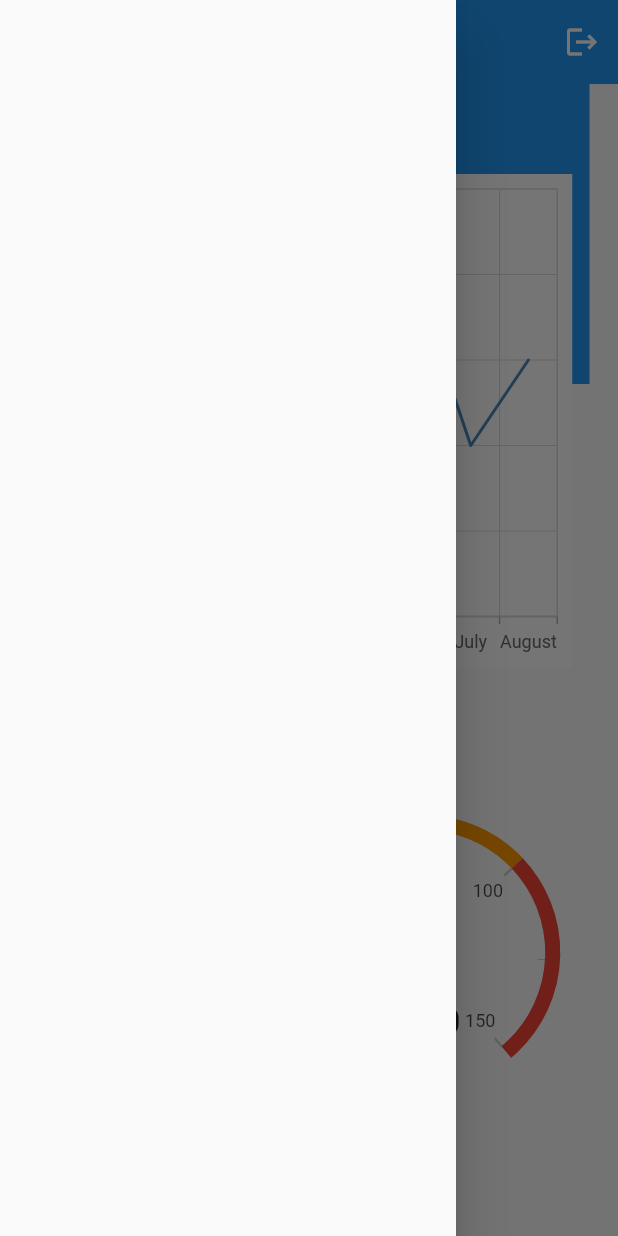
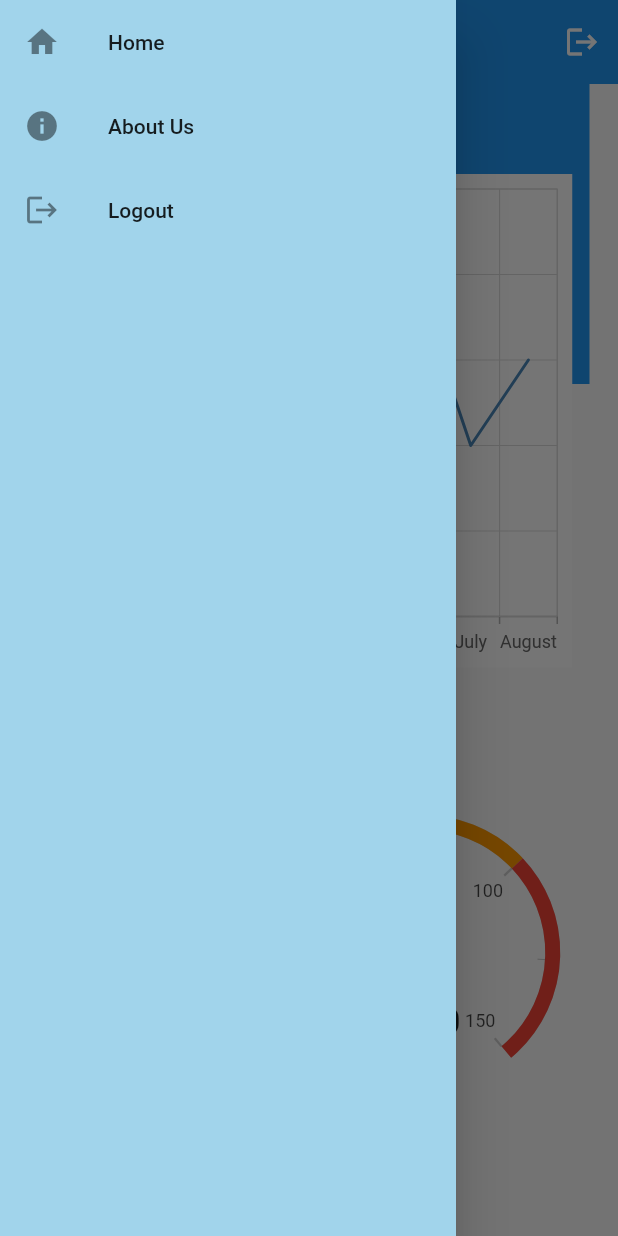
Before and after one commit to casfian/dashboard, a Flutter app: the Dashboard screen opened directly, with the side drawer open, on a phone screen of 412 x 824 dp. Run offline on Flutter 3.47's test engine with Material 2 defaults, Android fonts, the phone set to English and light mode, and no system bars; drawn by our look-alikes of syncfusion_flutter_gauges; our stand-ins replace convex_bottom_bar, syncfusion_flutter_charts.

Commit message:
Added List of Menu

```diff
--- a/lib/screens/dashboard.dart
+++ b/lib/screens/dashboard.dart
@@ -26,7 +26,34 @@ class Dashboard extends StatelessWidget {
           ),
         ],
       ),
-      drawer: const Drawer(),
+      drawer: Drawer(
+        backgroundColor: const Color.fromARGB(255, 161, 212, 235),
+        child: ListView(children: [
+          ListTile(
+            leading: const Icon(Icons.home),
+            title: const Text('Home'),
+            onTap: () {
+              Navigator.pop(context);
+            },
+          ),
+          ListTile(
+            leading: const Icon(Icons.info),
+            title: const Text('About Us'),
+            onTap: () {
+              Navigator.pop(context);
+            },
+          ),
+          ListTile(
+            leading: const Icon(Icons.logout),
+            title: const Text('Logout'),
+            onTap: () {
+              MaterialPageRoute route =
+                  MaterialPageRoute(builder: (context) => const Login());
+              Navigator.pushAndRemoveUntil(context, route, (route) => false);
+            },
+          ),
+        ]),
+      ),
       body: SingleChildScrollView(
         child: Column(
           mainAxisAlignment: MainAxisAlignment.center,
```
